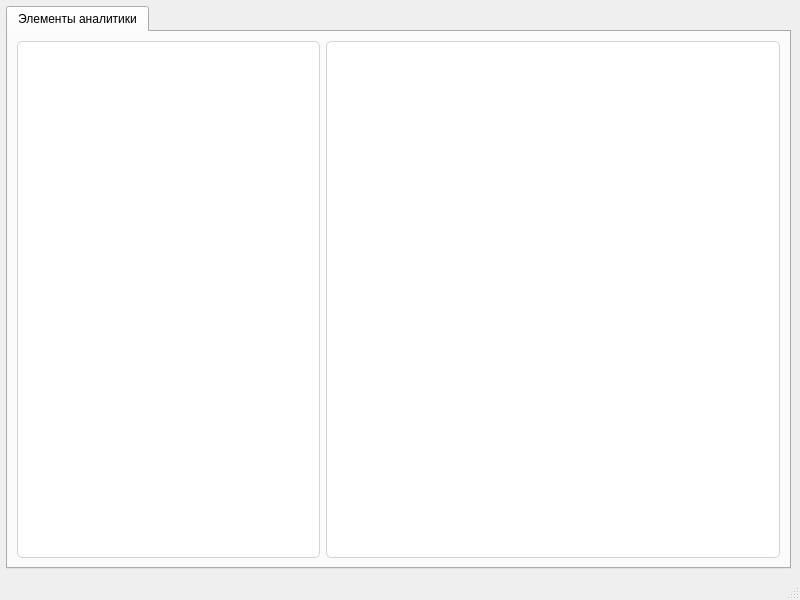
Before: the Qt Designer form ui/forms/form_analytics.ui in e-vladimir/finmanager, drawn with Qt 5.
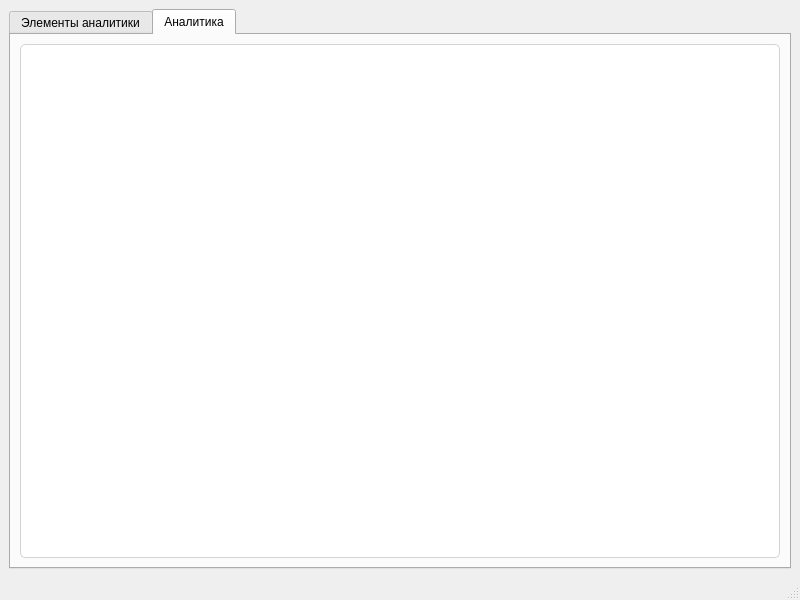
After: the same form once the commit is applied. The open tabs and pages were chosen to show the change.

The edit to the form file:
```diff
--- a/ui/forms/form_analytics.ui
+++ b/ui/forms/form_analytics.ui
@@ -15,12 +15,6 @@
   </property>
   <widget class="QWidget" name="centralwidget">
    <layout class="QVBoxLayout" name="verticalLayout">
-    <property name="leftMargin">
-     <number>6</number>
-    </property>
-    <property name="topMargin">
-     <number>6</number>
-    </property>
     <item>
      <widget class="QTabWidget" name="TabsMain">
       <property name="currentIndex">
@@ -89,6 +83,49 @@
           <property name="expandsOnDoubleClick">
            <bool>false</bool>
           </property>
+          <attribute name="headerVisible">
+           <bool>false</bool>
+          </attribute>
+         </widget>
+        </item>
+       </layout>
+      </widget>
+      <widget class="QWidget" name="TabAnalytics">
+       <attribute name="title">
+        <string>Аналитика</string>
+       </attribute>
+       <layout class="QVBoxLayout" name="verticalLayout_2">
+        <item>
+         <widget class="QTreeView" name="TreeViewAnalytics">
+          <property name="contextMenuPolicy">
+           <enum>Qt::ContextMenuPolicy::CustomContextMenu</enum>
+          </property>
+          <property name="styleSheet">
+           <string notr="true">QTreeView {
+background: white;
+border: 1px solid lightgray;
+border-radius: 5px;
+padding: 3px;
+}</string>
+          </property>
+          <property name="editTriggers">
+           <set>QAbstractItemView::EditTrigger::NoEditTriggers</set>
+          </property>
+          <property name="alternatingRowColors">
+           <bool>true</bool>
+          </property>
+          <property name="rootIsDecorated">
+           <bool>false</bool>
+          </property>
+          <property name="itemsExpandable">
+           <bool>false</bool>
+          </property>
+          <property name="expandsOnDoubleClick">
+           <bool>false</bool>
+          </property>
+          <attribute name="headerVisible">
+           <bool>false</bool>
+          </attribute>
          </widget>
         </item>
        </layout>
```
Left out of the diff: 2 changed lines with no effect on the pictures.
